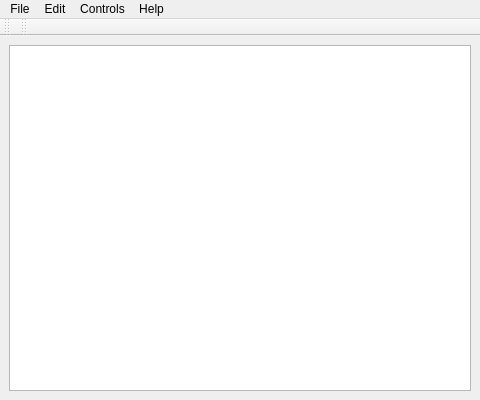
simmiyoung/robotqt, file ui/robotqt.ui: the form before one commit.
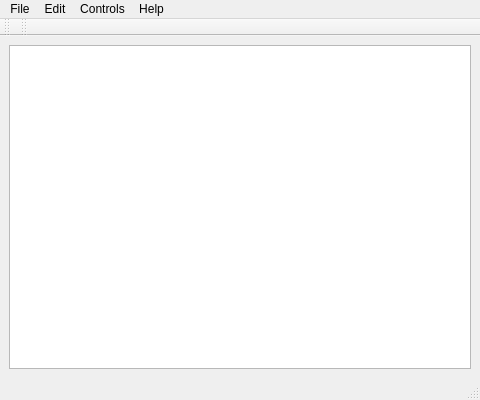
The form after the commit. Icons and pictures are not drawn.

Commit message: - Added PluginHandler class which supports SAX XML parser handler - Updated TODO and the for_developers.t2t documentation

What changed in the file:
```diff
--- a/ui/robotqt.ui
+++ b/ui/robotqt.ui
@@ -96,6 +96,7 @@
     <bool>false</bool>
    </attribute>
   </widget>
+  <widget class="QStatusBar" name="mainStatusBar"/>
   <action name="actionNew">
    <property name="icon">
     <iconset resource="../src/robotqt_imgs.qrc">
```
Left out of the diff: 2 changed lines with no effect on the pictures. The commit also changes 8 other files.
